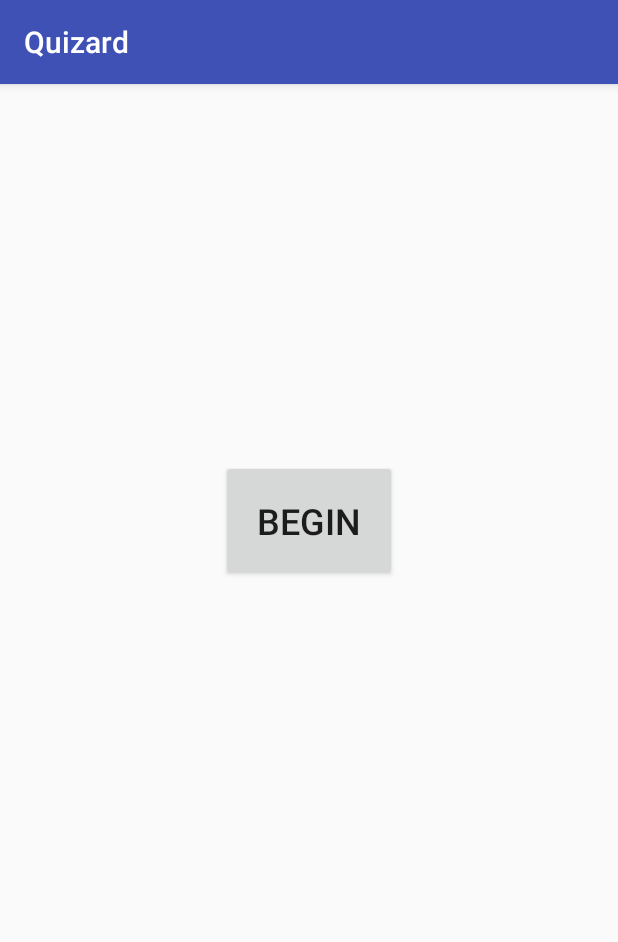
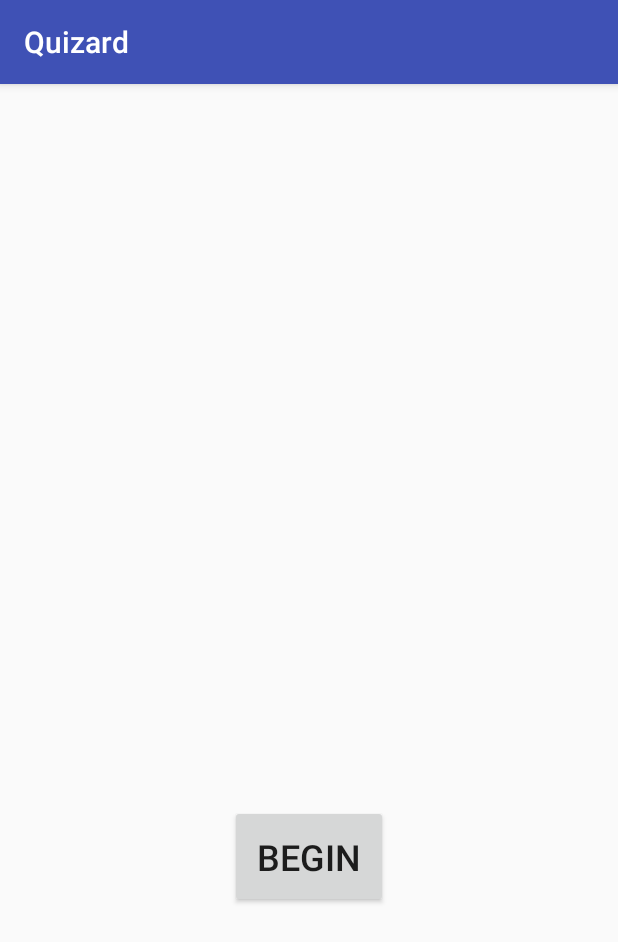
Before and after one commit to Darrennchan8/quizard, an Android app: the TakeQuizActivity screen opened directly, with no data from a screen before it, on a phone screen of 412 x 824 dp. Shown: the top 942 px of the screen. Run offline under Robolectric (Android 15) with nearby library versions, the phone set to English and light mode, and no system bars; our stand-ins replace Firebase (no records; nobody signed in at launch, a user with empty details on screens opened directly); 2 statements that could not run were skipped.

Commit message:
Link findQuizActivity to TakeQuizActivity to QuestionViewActivity.

```diff
--- a/app/src/main/java/cmsc355/groupF/quizard/TakeQuizActivity.java
+++ b/app/src/main/java/cmsc355/groupF/quizard/TakeQuizActivity.java
@@ -16,14 +16,13 @@ import cmsc355.groupF.quizard.quiz.QuizUtils;
 
 public class TakeQuizActivity extends AppCompatActivity {
 
-    Button beginQuiz;
-    int quizIndex;
+    int quizIndex = 0;
 
     @Override
     protected void onCreate(Bundle savedInstanceState) {
         super.onCreate(savedInstanceState);
-        quizIndex = getIntent().getIntExtra("INDEX_OF_QUIZ_IN_DATABASE", 0);
         setContentView(R.layout.activity_take_quiz);
+        quizIndex = getIntent().getIntExtra(FindQuizActivity.QUIZ_INDEX, 0);
     }
 
     @Override
@@ -32,24 +31,24 @@ public class TakeQuizActivity extends AppCompatActivity {
         QuizUtils.getAllQuizzes(new QuizUtils.QuizQueryCallback() {
             @Override
             public void onLoad(List<Quiz> quizzes) {
+                TextView quizName = findViewById(R.id.quiz_name);
                 Quiz current = quizzes.get(quizIndex);
-                String currentTitle = current.getTitle();
-//                Log.i("TakeQuizActivity", currentTitle);  DEBUGGING CODE, NOT NEEDED?
-                TextView quizName = findViewById(R.id.quiz_name);
-                quizName.setText(currentTitle);
+                quizName.setText(current.getTitle());
             }
 
             @Override
             public void onError(DatabaseError err) {
-
             }
         });
 
-        beginQuiz = findViewById(R.id.begin_quiz);
-    }
-
-    public void beginQuiz(View v) {
-        Intent i = new Intent(this, QuestionViewActivity.class);
-        startActivity(i);
+        Button beginQuiz = findViewById(R.id.begin_quiz);
+        beginQuiz.setOnClickListener(new View.OnClickListener() {
+            @Override
+            public void onClick(View v) {
+                Intent i = new Intent(getApplicationContext(), QuestionViewActivity.class);
+                i.putExtra(FindQuizActivity.QUIZ_INDEX, quizIndex);
+                startActivity(i);
+            }
+        });
     }
 }
--- a/app/src/main/res/layout/activity_take_quiz.xml
+++ b/app/src/main/res/layout/activity_take_quiz.xml
@@ -1,11 +1,9 @@
 <?xml version="1.0" encoding="utf-8"?>
-<LinearLayout xmlns:android="http://schemas.android.com/apk/res/android"
+<android.support.constraint.ConstraintLayout xmlns:android="http://schemas.android.com/apk/res/android"
     xmlns:app="http://schemas.android.com/apk/res-auto"
     xmlns:tools="http://schemas.android.com/tools"
     android:layout_width="match_parent"
     android:layout_height="match_parent"
-    android:layout_marginTop="20dp"
-    android:gravity="center_horizontal"
     android:orientation="vertical"
     tools:context=".TakeQuizActivity">
 
@@ -13,23 +11,24 @@
         android:id="@+id/quiz_name"
         android:layout_width="wrap_content"
         android:layout_height="wrap_content"
-        android:layout_marginTop="60dp"
-        app:fontFamily="sans-serif"
         android:gravity="center_horizontal"
         tools:text="@string/quiz_name"
-        android:textAppearance="@style/TextAppearance.AppCompat.Display1"
-        tools:layout_editor_absoluteX="65dp"
-        tools:layout_editor_absoluteY="58dp" />
+        android:textSize="32sp"
+        app:layout_constraintBottom_toTopOf="@id/begin_quiz"
+        app:layout_constraintLeft_toLeftOf="parent"
+        app:layout_constraintRight_toRightOf="parent"
+        app:layout_constraintTop_toTopOf="parent" />
 
     <Button
         android:id="@+id/begin_quiz"
         android:layout_width="wrap_content"
         android:layout_height="wrap_content"
         android:textSize="24sp"
-        android:padding="24dp"
-        android:layout_gravity="center_horizontal"
-        android:layout_marginTop="125dp"
-        android:gravity="center_vertical|center_horizontal"
-        android:onClick="beginQuiz"
-        android:text="@string/begin" />
-</LinearLayout>
+        android:padding="18dp"
+        android:text="@string/begin"
+        app:layout_constraintBottom_toBottomOf="parent"
+        app:layout_constraintLeft_toLeftOf="parent"
+        app:layout_constraintRight_toRightOf="parent"
+        app:layout_constraintTop_toBottomOf="@id/quiz_name" />
+
+</android.support.constraint.ConstraintLayout>
```
Also changed, not shown: app/src/main/java/cmsc355/groupF/quizard/FindQuizActivity.java (+12 -26 lines), app/src/main/java/cmsc355/groupF/quizard/QuestionViewActivity.java (+2 -6 lines).
